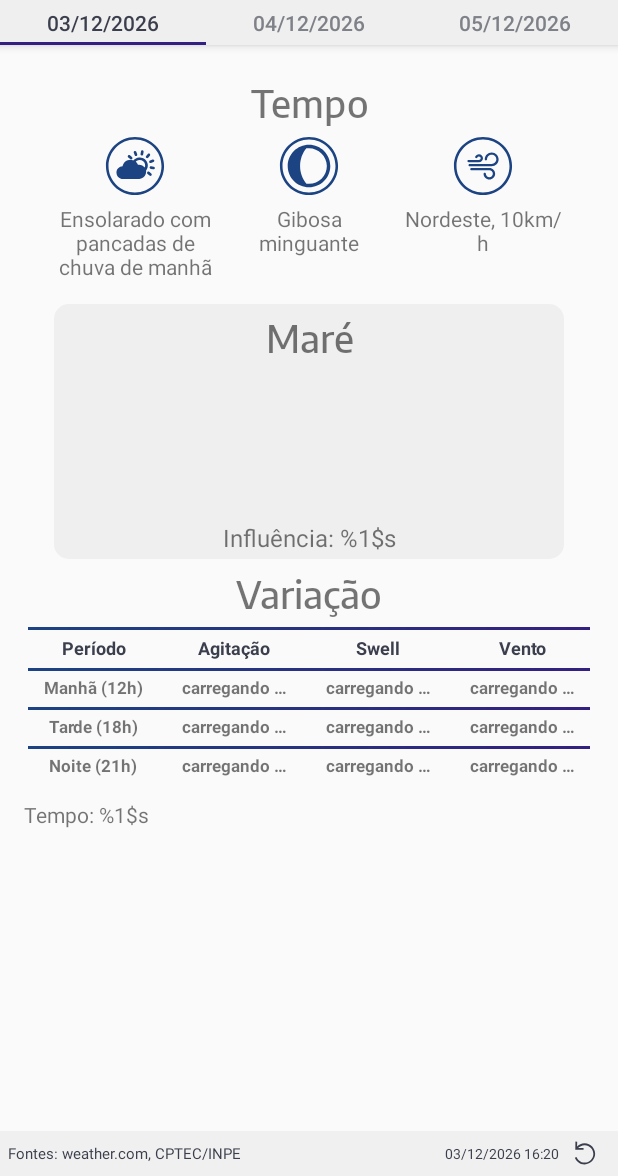
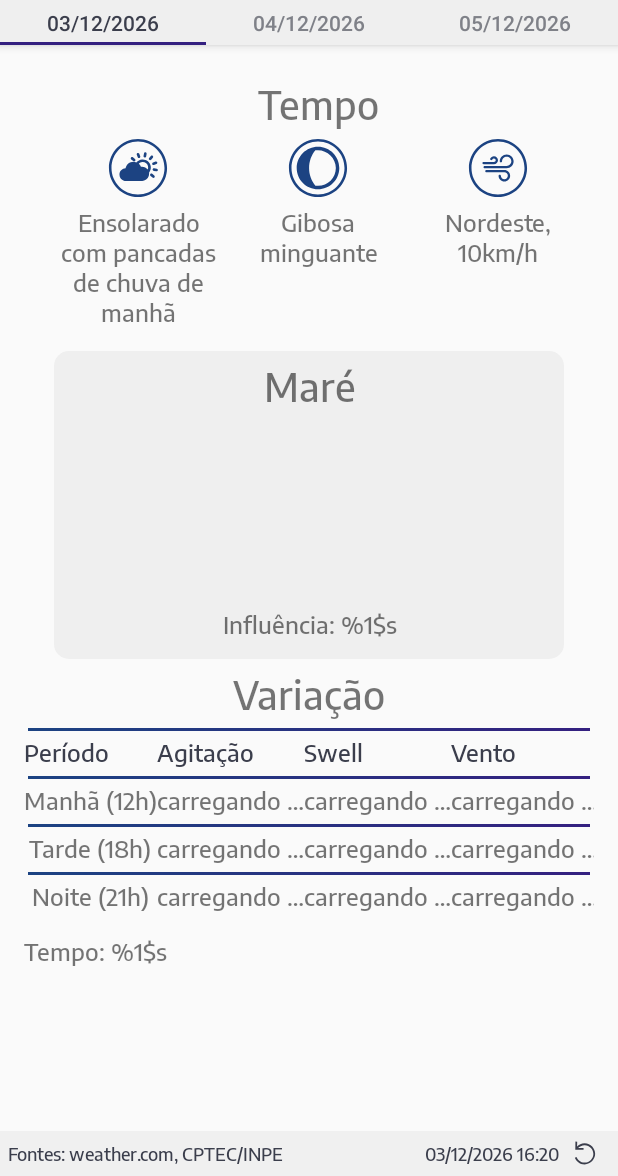
Before and after one commit to heliokann/tabuademares, an Android app: the screen it shows after launch (MainActivity), on a phone screen of 412 x 824 dp, the part 60-1236 px from its top. Run offline under Robolectric (Android 15) with nearby library versions, the phone set to English and light mode, and no system bars; libraries missing offline, so code that uses them is left out: com.j256.ormlite; 10 statements that could not run were skipped.

Commit message:
Inicio do ajuste nas dimensoes das fontes

```diff
--- a/app/src/main/res/layout/activity_main.xml
+++ b/app/src/main/res/layout/activity_main.xml
@@ -71,6 +71,7 @@
 
         <TextView
             android:layout_width="wrap_content"
+            style="@style/AppTheme.textFontFamily"
             android:layout_height="wrap_content"
             android:layout_gravity="left|center"
             android:layout_marginLeft="@dimen/font_marginLeft"
@@ -86,6 +87,7 @@
 
             <TextView
                 android:id="@+id/date_refresh"
+                style="@style/AppTheme.textFontFamily"
                 android:layout_width="wrap_content"
                 android:layout_height="wrap_content"
                 android:layout_gravity="right|center"
--- a/app/src/main/res/layout/fragment_main.xml
+++ b/app/src/main/res/layout/fragment_main.xml
@@ -48,6 +48,7 @@
             <TextView
                 android:id="@+id/moon_hold"
                 android:layout_width="match_parent"
+                style="@style/AppTheme.textFontFamily"
                 android:layout_height="wrap_content"
                 android:layout_marginBottom="@dimen/tide_influence_marginBottom"
                 android:text="@string/moon_hold"
@@ -67,6 +68,7 @@
 
         <TextView
             android:id="@+id/weather_narrative"
+            style="@style/AppTheme.textFontFamily"
             android:layout_width="match_parent"
             android:layout_height="wrap_content"
             android:layout_marginBottom="@dimen/weather_narrative_marginBottom"
--- a/app/src/main/res/values/dimens.xml
+++ b/app/src/main/res/values/dimens.xml
@@ -6,19 +6,19 @@
     <dimen name="appbar_padding_top">5dp</dimen>
     <dimen name="tide_horizontal_sp">3dp</dimen>
     <dimen name="tide_grid_vertical_spacing">10dp</dimen>
-    <dimen name="tide_grid_heidht">100dp</dimen>
+    <dimen name="tide_grid_heidht">125dp</dimen>
     <dimen name="tab_layout_height">30dp</dimen>
     <dimen name="toolbar_height">40dp</dimen>
-    <dimen name="title_toolbar">16dp</dimen>
-    <dimen name="title_swell">12dp</dimen>
-    <dimen name="swell_text">11dp</dimen>
-    <dimen name="tide_text_extreme">20dp</dimen>
-    <dimen name="title_section">25dp</dimen>
+    <dimen name="title_toolbar">@dimen/text26dp</dimen>
+    <dimen name="title_swell">@dimen/text16dp</dimen>
+    <dimen name="swell_text">@dimen/text16dp</dimen>
+    <dimen name="tide_text_extreme">@dimen/text26dp</dimen>
+    <dimen name="title_section">@dimen/text26dp</dimen>
     <dimen name="weather_ic_height">40dp</dimen>
     <dimen name="weather_ic_width">40dp</dimen>
     <dimen name="tide_ic_height">10dp</dimen>
     <dimen name="tide_ic_width">20dp</dimen>
-    <dimen name="tide_bg_retangle_height">170dp</dimen>
+    <dimen name="tide_bg_retangle_height">205dp</dimen>
     <dimen name="tide_bg_retangle_left">20dp</dimen>
     <dimen name="tide_bg_retangle_right">20dp</dimen>
     <dimen name="tide_bg_retangle_radius">10dp</dimen>
@@ -27,17 +27,20 @@
     <dimen name="table_swell_line_right">3dp</dimen>
     <dimen name="weather_padding_bg_circle">5dp</dimen>
     <dimen name="tide_influence_marginBottom">4dp</dimen>
-    <dimen name="tide_influence_textSize">16dp</dimen>
+    <dimen name="tide_influence_textSize">@dimen/text16dp</dimen>
     <dimen name="weather_narrative_marginBottom">10dp</dimen>
     <dimen name="weather_narrative_marginTop">10dp</dimen>
     <dimen name="weather_panel_marginBottom">10dp</dimen>
-    <dimen name="spinner_textSize">25dp</dimen>
+    <dimen name="spinner_textSize">@dimen/text26dp</dimen>
     <dimen name="font_marginLeft">5dp</dimen>
-    <dimen name="font_textSize">10dp</dimen>
+    <dimen name="font_textSize">@dimen/text12dp</dimen>
     <dimen name="refresh_marginRight">10dp</dimen>
     <dimen name="font_panel_height">30dp</dimen>
     <dimen name="container_view_marginBottom">30dp</dimen>
-    <dimen name="font_dateSize">9dp</dimen>
+    <dimen name="font_dateSize">@dimen/text12dp</dimen>
     <dimen name="font_date_marginRight">5dp</dimen>
     <dimen name="wheather_text_ems">4</dimen>
+    <dimen name="text26dp">26dp</dimen>
+    <dimen name="text16dp">16dp</dimen>
+    <dimen name="text12dp">12dp</dimen>
 </resources>
--- a/app/src/main/res/values/styles.xml
+++ b/app/src/main/res/values/styles.xml
@@ -32,22 +32,21 @@
     </style>
 
 
-    <style name="AppTheme.titleSwell" parent="AppTheme.textSwell">
+    <style name="AppTheme.titleSwell" parent="AppTheme.textFontFamily">
         <item name="android:textColor">@color/titleSwellTextColor</item>
         <item name="android:textSize">@dimen/title_swell</item>
     </style>
 
-    <style name="AppTheme.textSwell" parent="android:Widget.TextView">
+    <style name="AppTheme.textSwell" parent="AppTheme.textFontFamily">
         <item name="android:textSize">@dimen/swell_text</item>
         <item name="android:textAlignment" tools:ignore="NewApi">center</item>
-        <item name="android:textStyle">bold</item>
     </style>
 
     <style name="AppTheme.textExtremeTime" parent="AppTheme.textExtreme">
         <item name="android:textSize">@dimen/tide_text_extreme</item>
     </style>
 
-    <style name="AppTheme.textExtreme" parent="android:Widget.TextView">
+    <style name="AppTheme.textExtreme" parent="AppTheme.textFontFamily">
         <item name="android:layout_marginBottom">5dp</item>
         <item name="android:textAlignment" tools:ignore="NewApi">center</item>
         <item name="android:layout_width">match_parent</item>
@@ -55,7 +54,7 @@
         <item name="android:layout_height">wrap_content</item>
     </style>
 
-    <style name="AppTheme.tableRowSwell">
+    <style name="AppTheme.tableRowSwell" parent="AppTheme.textFontFamily">
         <item name="android:paddingTop">5dp</item>
         <item name="android:paddingBottom">5dp</item>
         <item name="android:layout_width">wrap_content</item>
@@ -64,7 +63,7 @@
         <item name="android:textColor">@color/tableRowTextColor</item>
     </style>
 
-    <style name="AppTheme.weatherText" parent="android:Widget.TextView">
+    <style name="AppTheme.weatherText" parent="AppTheme.textFontFamily">
         <item name="android:textAlignment" tools:targetApi="jelly_bean_mr1">center</item>
         <item name="android:gravity">center</item>
         <item name="android:singleLine">false</item>
@@ -72,14 +71,18 @@
         <item name="android:padding">5dp</item>
 
     </style>
-    <style name="AppTheme.textTitleSection" parent="android:Widget.TextView">
+    <style name="AppTheme.textTitleSection" parent="AppTheme.textFontFamily">
         <item name="android:layout_marginTop">5dp</item>
         <item name="android:layout_marginBottom">5dp</item>
         <item name="android:textAlignment" tools:ignore="NewApi">center</item>
         <item name="android:layout_width">match_parent</item>
         <item name="android:layout_height">wrap_content</item>
         <item name="android:textSize">@dimen/title_section</item>
-        <item name="android:fontFamily" tools:ignore="NewApi">@font/EncodeSans-Medium</item>
+    </style>
+
+    <style name="AppTheme.textFontFamily" parent="android:Widget.TextView">
+        <item name="android:fontFamily" tools:ignore="NewApi">@font/encode_sans_medium</item>
+        <item name="android:textSize">@dimen/text16dp</item>
     </style>
 
 </resources>
```
Also changed, not shown: app/src/main/res/font/encode_sans_black.ttf (renamed from app/src/main/res/font/EncodeSans-Black.ttf), app/src/main/res/font/encode_sans_bold.ttf (renamed from app/src/main/res/font/EncodeSans-Bold.ttf), app/src/main/res/font/encode_sans_extra_bold.ttf (renamed from app/src/main/res/font/EncodeSans-ExtraBold.ttf), app/src/main/res/font/encode_sans_extra_light.ttf (renamed from app/src/main/res/font/EncodeSans-ExtraLight.ttf), app/src/main/res/font/encode_sans_light.ttf (renamed from app/src/main/res/font/EncodeSans-Light.ttf), app/src/main/res/font/encode_sans_medium.ttf (renamed from app/src/main/res/font/EncodeSans-Medium.ttf), app/src/main/res/font/encode_sans_regular.ttf (renamed from app/src/main/res/font/EncodeSans-Regular.ttf), app/src/main/res/font/encode_sans_semi_bold.ttf (renamed from app/src/main/res/font/EncodeSans-SemiBold.ttf), app/src/main/res/font/encode_sans_thin.ttf (renamed from app/src/main/res/font/EncodeSans-Thin.ttf).
